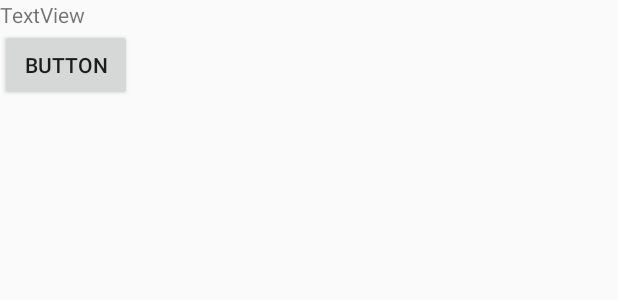
After one commit to nahuel-cci/1erParcial, an Android app: the layout persona_fragment.xml on its own in the app's theme, with its tools: preview values and no code run, on a phone screen of 412 x 824 dp. The commit adds this screen. Shown: the top 300 px of the screen. Run offline under Robolectric (Android 15) with nearby library versions, the phone set to English and light mode, and no system bars.

Commit message:
Comienzo de tabs

```diff
--- a/1erParcial/app/src/main/res/layout/activity_menu.xml
+++ b/1erParcial/app/src/main/res/layout/activity_menu.xml
@@ -7,6 +7,8 @@
     android:layout_height="match_parent"
     tools:context="com.example.nahuel.a1erparcial.MenuActivity">
 
+    <include android:id="@+id/appbar"
+        layout="@layout/toolbar" />
 
     <ListView
         android:id="@+id/lvItems"
--- /dev/null
+++ b/1erParcial/app/src/main/res/layout/persona_fragment.xml
@@ -0,0 +1,18 @@
+<?xml version="1.0" encoding="utf-8"?>
+<LinearLayout xmlns:android="http://schemas.android.com/apk/res/android"
+    android:layout_width="match_parent" android:layout_height="match_parent"
+    android:orientation="vertical" >
+
+    <TextView
+        android:id="@+id/textView1"
+        android:layout_width="wrap_content"
+        android:layout_height="wrap_content"
+        android:text="TextView" />
+
+    <Button
+        android:id="@+id/button1"
+        android:layout_width="wrap_content"
+        android:layout_height="wrap_content"
+        android:text="Button" />
+
+</LinearLayout>
--- a/1erParcial/app/src/main/res/values/styles.xml
+++ b/1erParcial/app/src/main/res/values/styles.xml
@@ -1,8 +1,9 @@
 <resources>
 
     <!-- Base application theme. -->
-    <style name="AppTheme" parent="Theme.AppCompat.Light.DarkActionBar">
-        <!-- Customize your theme here. -->
+    <!--<style name="AppTheme" parent="Theme.AppCompat.Light.DarkActionBar">-->
+    <style name="AppTheme" parent="Theme.AppCompat.Light.NoActionBar">
+         <!--Customize your theme here. -->
         <item name="colorPrimary">@color/colorPrimary</item>
         <item name="colorPrimaryDark">@color/colorPrimaryDark</item>
         <item name="colorAccent">@color/colorAccent</item>
```
Also changed, not shown: 1erParcial/app/src/main/AndroidManifest.xml (+11 -1 lines), 1erParcial/app/src/main/java/com/example/nahuel/a1erparcial/MenuActivity.java (+73 -21 lines), 1erParcial/app/src/main/java/com/example/nahuel/a1erparcial/PersonaFragment.java (added, +98 -0 lines), 1erParcial/app/src/main/java/com/example/nahuel/a1erparcial/TabsActivity.java (added, +27 -0 lines), 1erParcial/app/src/main/res/layout/activity_tabs.xml (added, +36 -0 lines), 1erParcial/app/src/main/res/layout/toolbar.xml (added, +13 -0 lines), 1erParcial/app/src/main/res/menu/context_menu.xml (added, +10 -0 lines), 1 other file.
